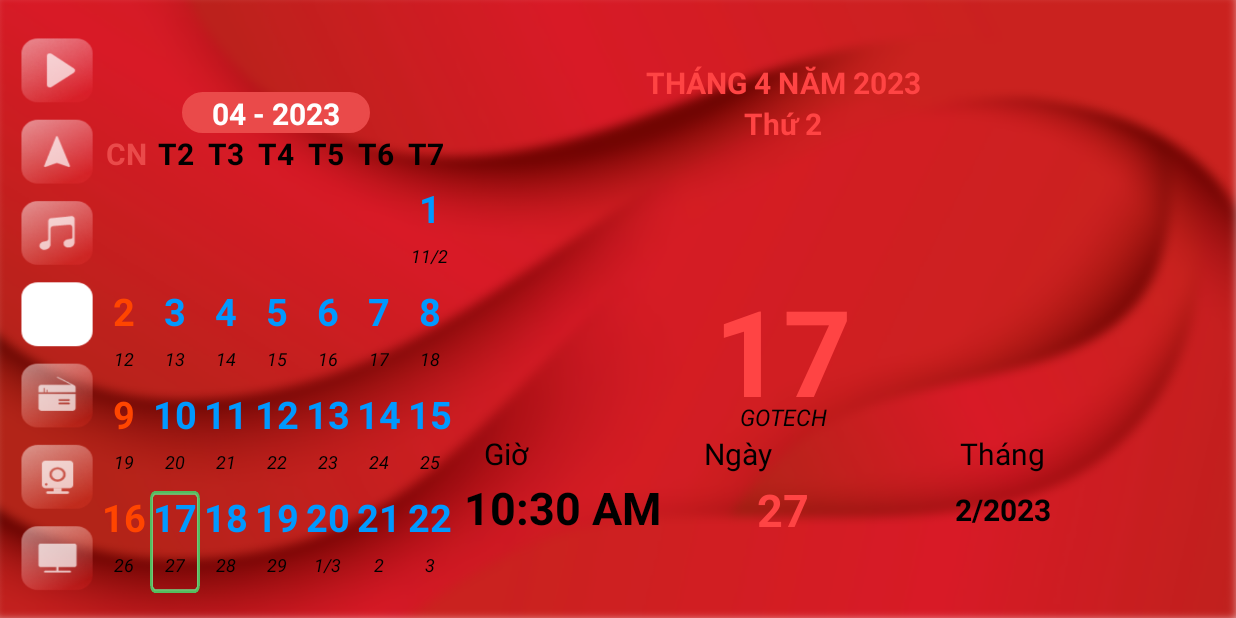
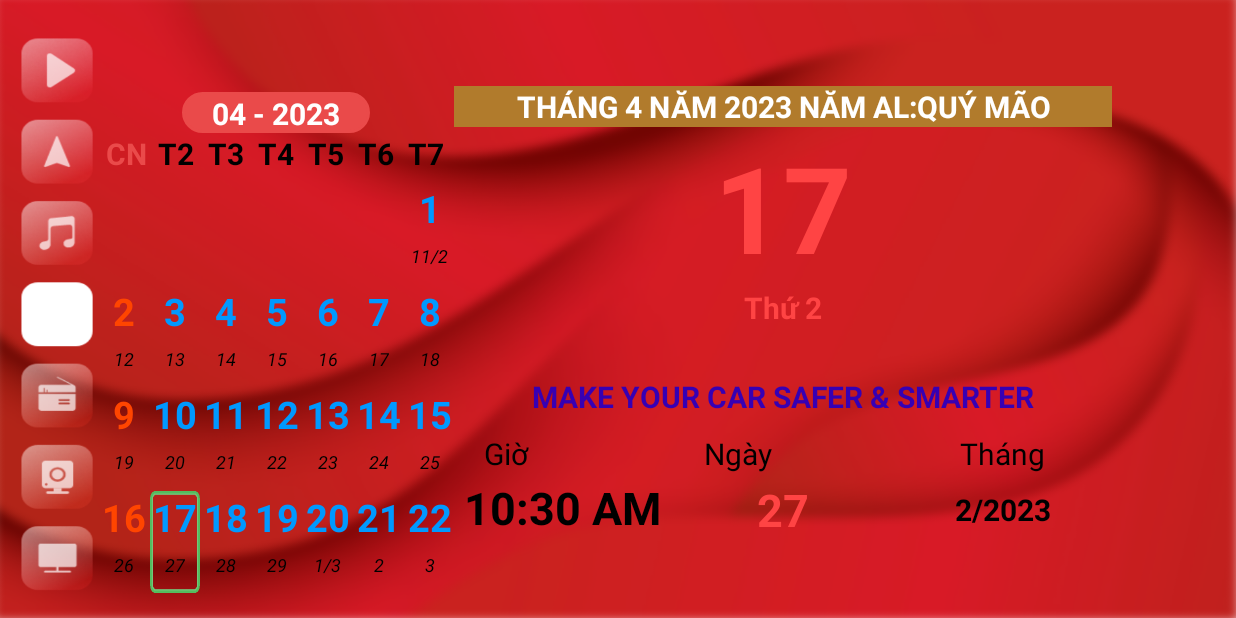
Before and after one commit to anhhv29/lunar-calendar, an Android app: the screen it shows after launch (MainActivity), on a phone screen of 824 x 412 dp (held sideways). Run offline under Robolectric (Android 15) with nearby library versions, the phone set to English and light mode, and no system bars; network calls fail; 5 statements that could not run were skipped.

Commit message:
Update UI, can chi năm

```diff
--- a/app/src/main/java/vn/gotech/lunar_calendar/MainActivity.java
+++ b/app/src/main/java/vn/gotech/lunar_calendar/MainActivity.java
@@ -72,8 +72,12 @@ public class MainActivity extends AppCompatActivity {
             month = calendar.get(Calendar.MONTH) + 1;
             year = calendar.get(Calendar.YEAR);
 
+            String[] can = {"Canh", "Tân", "Nhâm", "Quý", "Giáp", "Ất", "Bính", "Đinh", "Mậu", "Kỷ"};
+            String[] chi = {"Thân", "Dậu", "Tuất", "Hợi", "Tý", "Sửu", "Dần", "Mão", "Thìn", "Tỵ", "Ngọ", "Mùi"};
+            String canChi = can[year % 10] + " " + chi[year % 12]; // tính can chi của năm
+
             tvDay.setText("" + day);
-            tvMonth.setText("Tháng " + month + " Năm " + year);
+            tvMonth.setText("Tháng " + month + " Năm " + year + " năm AL:" + canChi);
             tvAuthor = findViewById(R.id.tvAuthor);
 
             int lunnar[] = lunarYearTools.convertSolar2Lunar(day, month, year, 7);
--- a/app/src/main/res/layout/calender_layout.xml
+++ b/app/src/main/res/layout/calender_layout.xml
@@ -178,11 +178,13 @@
                         android:layout_width="match_parent"
                         android:layout_height="wrap_content"
                         android:layout_centerHorizontal="true"
+                        android:layout_marginTop="16dp"
                         android:fontFamily="sans-serif"
                         android:text="Tháng 1 năm 2023"
                         android:textAlignment="center"
                         android:textAllCaps="true"
-                        android:textColor="@android:color/holo_red_light"
+                        android:background="#B17B2C"
+                        android:textColor="@color/white"
                         android:textSize="20dp"
                         android:textStyle="normal|bold"
                         app:layout_constraintTop_toTopOf="parent"
@@ -193,7 +195,6 @@
                         android:layout_width="match_parent"
                         android:layout_height="wrap_content"
                         android:layout_centerHorizontal="true"
-                        android:layout_marginTop="84dp"
                         android:fontFamily="sans-serif"
                         android:text="1"
                         android:textAlignment="center"
@@ -201,7 +202,7 @@
                         android:textColor="@android:color/holo_red_light"
                         android:textSize="80dp"
                         android:textStyle="normal|bold"
-                        app:layout_constraintTop_toBottomOf="@+id/tvWeekdays"
+                        app:layout_constraintTop_toBottomOf="@+id/tvMonth"
                         tools:layout_editor_absoluteX="0dp" />
 
                     <TextView
@@ -218,7 +219,7 @@
                         android:textStyle="bold"
                         app:layout_constraintEnd_toEndOf="parent"
                         app:layout_constraintStart_toStartOf="parent"
-                        app:layout_constraintTop_toBottomOf="@+id/tvMonth" />
+                        app:layout_constraintTop_toBottomOf="@+id/tvDay" />
 
                     <TextView
                         android:id="@+id/tvProverb"
@@ -226,14 +227,15 @@
                         android:layout_height="wrap_content"
                         android:layout_below="@+id/tvWeekdays"
                         android:layout_centerHorizontal="true"
+                        android:layout_marginTop="32dp"
                         android:fontFamily="sans-serif"
                         android:maxLines="1"
+                        tools:text="Biết người, biết ta,trăm trận trăm thắng"
                         android:textAlignment="center"
-                        android:textColor="@android:color/holo_red_light"
+                        android:textColor="@color/purple_700"
                         android:textSize="20dp"
                         android:textStyle="bold"
-                        app:layout_constraintBottom_toTopOf="@+id/tvAuthor"
-                        app:layout_constraintTop_toBottomOf="@+id/tvDay"
+                        app:layout_constraintTop_toBottomOf="@+id/tvWeekdays"
                         tools:layout_editor_absoluteX="0dp" />
 
                     <TextView
@@ -241,12 +243,14 @@
                         android:layout_width="match_parent"
                         android:layout_height="wrap_content"
                         android:layout_alignParentBottom="true"
+                        android:layout_marginTop="16dp"
                         android:fontFamily="sans-serif"
+                        tools:text="Tôn Tử"
                         android:textAlignment="center"
                         android:textColor="@android:color/black"
                         android:textSize="15dp"
                         android:textStyle="italic"
-                        app:layout_constraintBottom_toBottomOf="parent"
+                        app:layout_constraintTop_toBottomOf="@+id/tvProverb"
                         tools:layout_editor_absoluteX="0dp" />
 
                 </androidx.constraintlayout.widget.ConstraintLayout>
```
